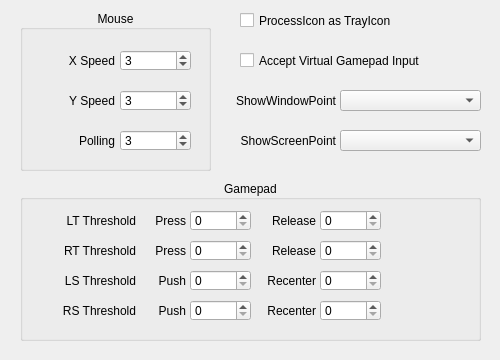
Zalafina/QKeyMapper, file QKeyMapper/qmappingadvanceddialog.ui: the form before one commit.
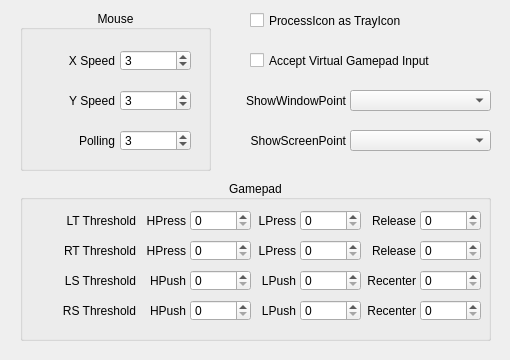
The form after the commit.

Commit message: Add joystick light push detection.

```diff
--- a/QKeyMapper/qmappingadvanceddialog.ui
+++ b/QKeyMapper/qmappingadvanceddialog.ui
@@ -6,7 +6,7 @@
    <rect>
     <x>0</x>
     <y>0</y>
-    <width>500</width>
+    <width>510</width>
     <height>360</height>
    </rect>
   </property>
@@ -18,13 +18,13 @@
   </property>
   <property name="minimumSize">
    <size>
-    <width>500</width>
+    <width>510</width>
     <height>360</height>
    </size>
   </property>
   <property name="maximumSize">
    <size>
-    <width>500</width>
+    <width>510</width>
     <height>360</height>
    </size>
   </property>
@@ -34,9 +34,9 @@
   <widget class="QCheckBox" name="ProcessIconAsTrayIconCheckBox">
    <property name="geometry">
     <rect>
-     <x>240</x>
+     <x>250</x>
      <y>10</y>
-     <width>211</width>
+     <width>241</width>
      <height>21</height>
     </rect>
    </property>
@@ -50,9 +50,9 @@
   <widget class="QCheckBox" name="acceptVirtualGamepadInputCheckBox">
    <property name="geometry">
     <rect>
-     <x>240</x>
+     <x>250</x>
      <y>50</y>
-     <width>251</width>
+     <width>241</width>
      <height>21</height>
     </rect>
    </property>
@@ -82,7 +82,7 @@
   <widget class="QLabel" name="showWindowPointKeyLabel">
    <property name="geometry">
     <rect>
-     <x>215</x>
+     <x>225</x>
      <y>90</y>
      <width>121</width>
      <height>21</height>
@@ -98,7 +98,7 @@
   <widget class="QComboBox" name="showWindowPointKeyComboBox">
    <property name="geometry">
     <rect>
-     <x>340</x>
+     <x>350</x>
      <y>90</y>
      <width>141</width>
      <height>21</height>
@@ -111,7 +111,7 @@
   <widget class="QComboBox" name="showScreenPointKeyComboBox">
    <property name="geometry">
     <rect>
-     <x>340</x>
+     <x>350</x>
      <y>130</y>
      <width>141</width>
      <height>21</height>
@@ -124,7 +124,7 @@
   <widget class="QLabel" name="showScreenPointKeyLabel">
    <property name="geometry">
     <rect>
-     <x>215</x>
+     <x>225</x>
      <y>130</y>
      <width>121</width>
      <height>21</height>
@@ -142,7 +142,7 @@
     <rect>
      <x>20</x>
      <y>180</y>
-     <width>461</width>
+     <width>471</width>
      <height>161</height>
     </rect>
    </property>
@@ -156,9 +156,9 @@
   <widget class="QLabel" name="LS_Threshold_ReleaseLabel">
    <property name="geometry">
     <rect>
-     <x>255</x>
+     <x>345</x>
      <y>270</y>
-     <width>61</width>
+     <width>71</width>
      <height>21</height>
     </rect>
    </property>
@@ -195,7 +195,7 @@
     </rect>
    </property>
    <property name="text">
-    <string>Push</string>
+    <string>HPush</string>
    </property>
    <property name="alignment">
     <set>Qt::AlignmentFlag::AlignRight|Qt::AlignmentFlag::AlignTrailing|Qt::AlignmentFlag::AlignVCenter</set>
@@ -204,7 +204,7 @@
   <widget class="QSpinBox" name="LS_Threshold_ReleaseSpinBox">
    <property name="geometry">
     <rect>
-     <x>320</x>
+     <x>420</x>
      <y>270</y>
      <width>61</width>
      <height>21</height>
@@ -256,7 +256,7 @@
     </rect>
    </property>
    <property name="text">
-    <string>Press</string>
+    <string>HPress</string>
    </property>
    <property name="alignment">
     <set>Qt::AlignmentFlag::AlignRight|Qt::AlignmentFlag::AlignTrailing|Qt::AlignmentFlag::AlignVCenter</set>
@@ -265,9 +265,9 @@
   <widget class="QLabel" name="RS_Threshold_ReleaseLabel">
    <property name="geometry">
     <rect>
-     <x>255</x>
+     <x>345</x>
      <y>300</y>
-     <width>61</width>
+     <width>71</width>
      <height>21</height>
     </rect>
    </property>
@@ -297,7 +297,7 @@
   <widget class="QSpinBox" name="RS_Threshold_ReleaseSpinBox">
    <property name="geometry">
     <rect>
-     <x>320</x>
+     <x>420</x>
      <y>300</y>
      <width>61</width>
      <height>21</height>
@@ -323,7 +323,7 @@
   <widget class="QSpinBox" name="LT_Threshold_ReleaseSpinBox">
    <property name="geometry">
     <rect>
-     <x>320</x>
+     <x>420</x>
      <y>210</y>
      <width>61</width>
      <height>21</height>
@@ -336,9 +336,9 @@
   <widget class="QLabel" name="RT_Threshold_ReleaseLabel">
    <property name="geometry">
     <rect>
-     <x>255</x>
+     <x>345</x>
      <y>240</y>
-     <width>61</width>
+     <width>71</width>
      <height>21</height>
     </rect>
    </property>
@@ -352,9 +352,9 @@
   <widget class="QLabel" name="LT_Threshold_ReleaseLabel">
    <property name="geometry">
     <rect>
-     <x>255</x>
+     <x>345</x>
      <y>210</y>
-     <width>61</width>
+     <width>71</width>
      <height>21</height>
     </rect>
    </property>
@@ -381,7 +381,7 @@
   <widget class="QSpinBox" name="RT_Threshold_ReleaseSpinBox">
    <property name="geometry">
     <rect>
-     <x>320</x>
+     <x>420</x>
      <y>240</y>
      <width>61</width>
      <height>21</height>
@@ -414,7 +414,7 @@
     </rect>
    </property>
    <property name="text">
-    <string>Press</string>
+    <string>HPress</string>
    </property>
    <property name="alignment">
     <set>Qt::AlignmentFlag::AlignRight|Qt::AlignmentFlag::AlignTrailing|Qt::AlignmentFlag::AlignVCenter</set>
@@ -430,7 +430,7 @@
     </rect>
    </property>
    <property name="text">
-    <string>Push</string>
+    <string>HPush</string>
    </property>
    <property name="alignment">
     <set>Qt::AlignmentFlag::AlignRight|Qt::AlignmentFlag::AlignTrailing|Qt::AlignmentFlag::AlignVCenter</set>
@@ -545,6 +545,122 @@
     <number>3</number>
    </property>
   </widget>
+  <widget class="QLabel" name="LS_Threshold_LightPushLabel">
+   <property name="geometry">
+    <rect>
+     <x>245</x>
+     <y>270</y>
+     <width>51</width>
+     <height>21</height>
+    </rect>
+   </property>
+   <property name="text">
+    <string>LPush</string>
+   </property>
+   <property name="alignment">
+    <set>Qt::AlignmentFlag::AlignRight|Qt::AlignmentFlag::AlignTrailing|Qt::AlignmentFlag::AlignVCenter</set>
+   </property>
+  </widget>
+  <widget class="QSpinBox" name="RS_Threshold_LightPushSpinBox">
+   <property name="geometry">
+    <rect>
+     <x>300</x>
+     <y>300</y>
+     <width>61</width>
+     <height>21</height>
+    </rect>
+   </property>
+   <property name="focusPolicy">
+    <enum>Qt::FocusPolicy::ClickFocus</enum>
+   </property>
+  </widget>
+  <widget class="QSpinBox" name="LT_Threshold_LightPressSpinBox">
+   <property name="geometry">
+    <rect>
+     <x>300</x>
+     <y>210</y>
+     <width>61</width>
+     <height>21</height>
+    </rect>
+   </property>
+   <property name="focusPolicy">
+    <enum>Qt::FocusPolicy::ClickFocus</enum>
+   </property>
+  </widget>
+  <widget class="QLabel" name="LT_Threshold_LightPressLabel">
+   <property name="geometry">
+    <rect>
+     <x>245</x>
+     <y>210</y>
+     <width>51</width>
+     <height>21</height>
+    </rect>
+   </property>
+   <property name="text">
+    <string>LPress</string>
+   </property>
+   <property name="alignment">
+    <set>Qt::AlignmentFlag::AlignRight|Qt::AlignmentFlag::AlignTrailing|Qt::AlignmentFlag::AlignVCenter</set>
+   </property>
+  </widget>
+  <widget class="QLabel" name="RS_Threshold_LightPushLabel">
+   <property name="geometry">
+    <rect>
+     <x>245</x>
+     <y>300</y>
+     <width>51</width>
+     <height>21</height>
+    </rect>
+   </property>
+   <property name="text">
+    <string>LPush</string>
+   </property>
+   <property name="alignment">
+    <set>Qt::AlignmentFlag::AlignRight|Qt::AlignmentFlag::AlignTrailing|Qt::AlignmentFlag::AlignVCenter</set>
+   </property>
+  </widget>
+  <widget class="QLabel" name="RT_Threshold_LightPressLabel">
+   <property name="geometry">
+    <rect>
+     <x>245</x>
+     <y>240</y>
+     <width>51</width>
+     <height>21</height>
+    </rect>
+   </property>
+   <property name="text">
+    <string>LPress</string>
+   </property>
+   <property name="alignment">
+    <set>Qt::AlignmentFlag::AlignRight|Qt::AlignmentFlag::AlignTrailing|Qt::AlignmentFlag::AlignVCenter</set>
+   </property>
+  </widget>
+  <widget class="QSpinBox" name="LS_Threshold_LightPushSpinBox">
+   <property name="geometry">
+    <rect>
+     <x>300</x>
+     <y>270</y>
+     <width>61</width>
+     <height>21</height>
+    </rect>
+   </property>
+   <property name="focusPolicy">
+    <enum>Qt::FocusPolicy::ClickFocus</enum>
+   </property>
+  </widget>
+  <widget class="QSpinBox" name="RT_Threshold_LightPressSpinBox">
+   <property name="geometry">
+    <rect>
+     <x>300</x>
+     <y>240</y>
+     <width>61</width>
+     <height>21</height>
+    </rect>
+   </property>
+   <property name="focusPolicy">
+    <enum>Qt::FocusPolicy::ClickFocus</enum>
+   </property>
+  </widget>
   <zorder>gamepadGroupBox</zorder>
   <zorder>mouseGroupBox</zorder>
   <zorder>ProcessIconAsTrayIconCheckBox</zorder>
@@ -579,6 +695,14 @@
   <zorder>mousePollingIntervalLabel</zorder>
   <zorder>mouseYSpeedLabel</zorder>
   <zorder>mouseYSpeedSpinBox</zorder>
+  <zorder>LS_Threshold_LightPushLabel</zorder>
+  <zorder>RS_Threshold_LightPushSpinBox</zorder>
+  <zorder>LT_Threshold_LightPressSpinBox</zorder>
+  <zorder>LT_Threshold_LightPressLabel</zorder>
+  <zorder>RS_Threshold_LightPushLabel</zorder>
+  <zorder>RT_Threshold_LightPressLabel</zorder>
+  <zorder>LS_Threshold_LightPushSpinBox</zorder>
+  <zorder>RT_Threshold_LightPressSpinBox</zorder>
  </widget>
  <resources/>
  <connections/>
```
The commit also changes 13 other files.
